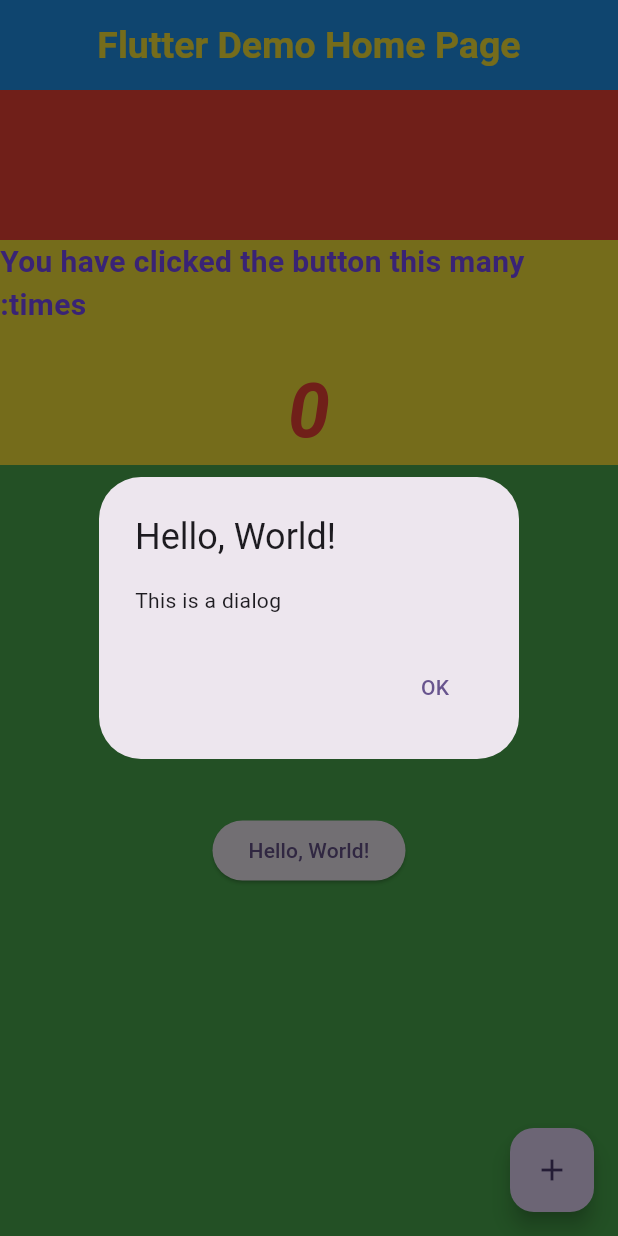
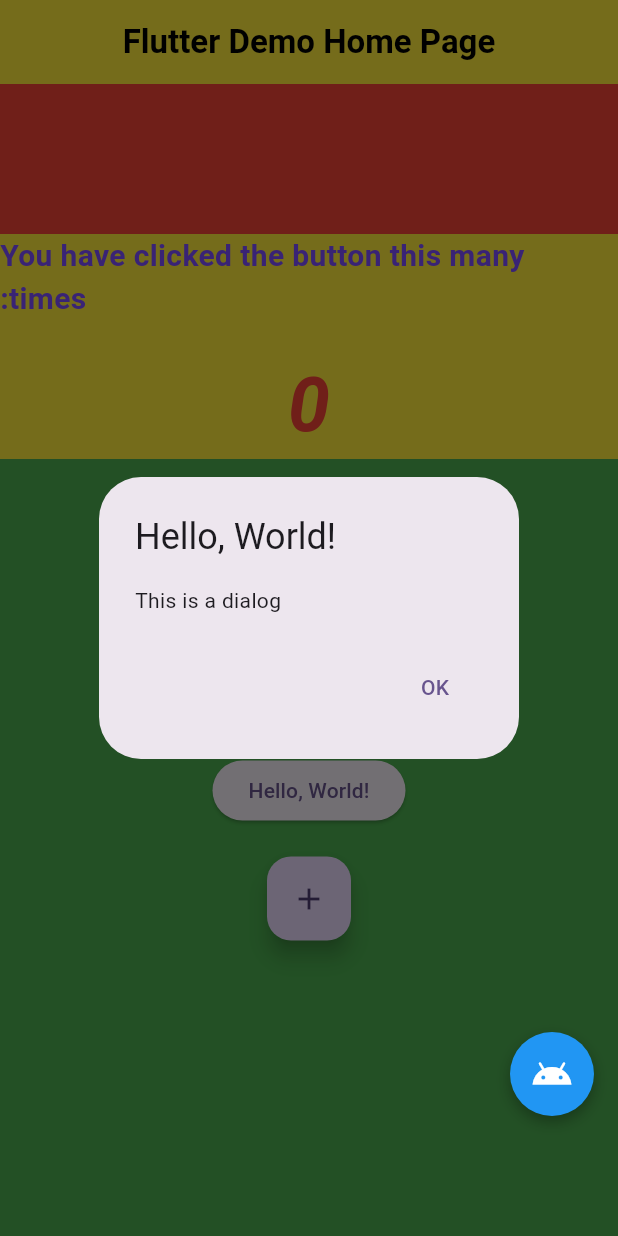
Before and after one commit to Garenge/Flutter-my-app, a Flutter app: the screen it shows after launch, after a tap on "Hello, World!", on a phone screen of 412 x 824 dp. Run offline on Flutter 3.47's test engine with Material 3 defaults, Android fonts, the phone set to English and light mode, and no system bars; Roboto replaces fonts that are missing (Menlo).

Commit message:
添加主题管理和样式切换功能

```diff
--- a/lib/main.dart
+++ b/lib/main.dart
@@ -1,6 +1,10 @@
 import 'package:flutter/material.dart';
+import 'package:flutter/cupertino.dart';
 import 'theme/app_theme.dart';
+import 'theme/cupertino_theme.dart';
 import 'styles/app_text_styles.dart';
+import 'services/app_style_manager.dart';
+import 'widgets/global_style_toggle_button.dart';
 
 void main() {
   runApp(const MyApp());
@@ -9,19 +13,59 @@ void main() {
 class MyApp extends StatelessWidget {
   const MyApp({super.key});
 
-  // This widget is the root of your application.
   @override
   Widget build(BuildContext context) {
+    // 创建全局风格状态管理器
+    final styleNotifier = AppStyleNotifier();
+
+    return AppStyleManager(
+      notifier: styleNotifier,
+      child: ListenableBuilder(
+        listenable: styleNotifier,
+        builder: (context, _) {
+          // 根据风格返回不同的 App
+          if (styleNotifier.currentStyle == AppDesignStyle.cupertino) {
+            return CupertinoApp(
+              title: 'Flutter Demo',
+              theme: CupertinoAppTheme.theme,
+              builder: (context, child) {
+                // 在 CupertinoApp 上添加全局悬浮按钮
+                return Stack(
+                  children: [
+                    child ?? const SizedBox(),
+                    const GlobalStyleToggleButton(),
+                  ],
+                );
+              },
+              home: const MyHomePage(title: 'Flutter Demo Home Page'),
+            );
+          } else {
             return MaterialApp(
               title: 'Flutter Demo',
               theme: AppTheme.theme,
+              builder: (context, child) {
+                // 在 MaterialApp 上添加全局悬浮按钮
+                return Stack(
+                  children: [
+                    child ?? const SizedBox(),
+                    const GlobalStyleToggleButton(),
+                  ],
+                );
+              },
               home: const MyHomePage(title: 'Flutter Demo Home Page'),
+            );
+          }
+        },
+      ),
     );
   }
 }
 
 class MyHomePage extends StatefulWidget {
-  const MyHomePage({super.key, required this.title});
+  const MyHomePage({
+    super.key,
+    required this.title,
+  });
 
   final String title;
 
@@ -38,49 +82,81 @@ class _MyHomePageState extends State<MyHomePage> {
     });
   }
 
-  // 显示对话框的方法
+  // 显示对话框的方法（根据风格自动切换）
   void _showHelloDialog() {
-    // 这里的 context 是 State 类的属性，不是全局变量
-    // _MyHomePageState 继承自 State<MyHomePage>
-    // State 类有一个 BuildContext context 属性
-    // 所以可以直接使用 this.context（通常省略 this）
+    final currentStyle = AppStyleManager.of(context).currentStyle;
+    if (currentStyle == AppDesignStyle.cupertino) {
+      // Cupertino 风格的对话框
+      showCupertinoDialog(
+        context: context,
+        builder: (BuildContext context) {
+          return CupertinoAlertDialog(
+            title: const Text('Hello, World!'),
+            content: const Text('This is a dialog'),
+            actions: [
+              CupertinoDialogAction(
+                onPressed: () {
+                  Navigator.of(context).pop();
+                },
+                child: const Text('OK'),
+              ),
+            ],
+          );
+        },
+      );
+    } else {
+      // Material 风格的对话框
       showDialog(
-      context: context, // 使用 State 类的 context 属性
+        context: context,
         builder: (BuildContext context) {
-        // 这里的 context 是 builder 的参数（局部变量）
-        // 注意：builder 的 context 和上面的 context 是不同的变量
           return AlertDialog(
-          title: Text('Hello, World!'),
-          content: Text('This is a dialog'),
+            title: const Text('Hello, World!'),
+            content: const Text('This is a dialog'),
             actions: [
               TextButton(
                 onPressed: () {
-                // 这里使用的是 builder 的 context 参数
-                Navigator.of(context).pop(); // 关闭对话框
+                  Navigator.of(context).pop();
                 },
-              child: Text('OK'),
+                child: const Text('OK'),
               ),
             ],
           );
         },
       );
     }
+  }
 
   @override
   Widget build(BuildContext context) {
+    // 从全局状态获取当前风格
+    final currentStyle = AppStyleManager.of(context).currentStyle;
+
+    // 根据风格返回不同的页面结构
+    if (currentStyle == AppDesignStyle.cupertino) {
+      return _buildCupertinoPage();
+    } else {
+      return _buildMaterialPage();
+    }
+  }
+
+  // 构建 Material Design 风格的页面
+  Widget _buildMaterialPage() {
     return Scaffold(
       appBar: AppBar(
-        // 只覆盖 fontSize，保留主题中的其他样式（颜色、字体粗细等）
-        titleTextStyle: AppTheme.theme.appBarTheme.titleTextStyle?.copyWith(
-          fontSize: 25,
+        toolbarHeight: 56,
+        backgroundColor: Colors.yellow,
+        title: Text(
+          widget.title,
+          style: const TextStyle(
+            fontSize: 22,
+            fontWeight: FontWeight.w600,
+            color: Colors.black,
           ),
-        title: Text(widget.title),
         ),
-      body: Center(
+      ),
+      body: SafeArea(
+        child: Center(
           child: Column(
-          // mainAxisAlignment: MainAxisAlignment.spaceEvenly,
-          // mainAxisSize: MainAxisSize.max,
-          // crossAxisAlignment: CrossAxisAlignment.stretch,
             children: <Widget>[
               Container(
                 color: Colors.red,
@@ -108,24 +184,100 @@ class _MyHomePageState extends State<MyHomePage> {
                 child: Container(
                   color: Colors.green,
                   child: Center(
-                      child: ElevatedButton(
+                    child: Column(
+                      mainAxisAlignment: MainAxisAlignment.center,
+                      children: [
+                        ElevatedButton(
                           onPressed: _showHelloDialog,
-                        child: Text('Hello, World!'),
+                          child: const Text('Hello, World!'),
                         ),
-                    )
-                    // 距离上面一个container底部的距离为0, 距离父视图的底部距离为0
-                    // margin: const EdgeInsets.only(bottom: 0),
-                    // height: 200,
-                    // margin: const EdgeInsets.only(bottom: 0),
-                    ))
+                        const SizedBox(height: 20),
+                        FloatingActionButton(
+                          onPressed: _incrementCounter,
+                          child: const Icon(Icons.add),
+                        ),
                       ],
                     ),
                   ),
-      floatingActionButton: FloatingActionButton(
+                ),
+              ),
+            ],
+          ),
+        ),
+      ),
+    );
+  }
+
+  // 构建 Cupertino 风格的页面
+  Widget _buildCupertinoPage() {
+    return CupertinoPageScaffold(
+      navigationBar: CupertinoNavigationBar(
+        backgroundColor: Colors.yellow,
+        border: null,
+        automaticallyImplyLeading: false,
+        middle: Text(
+          widget.title,
+          style: const TextStyle(
+            fontSize: 22,
+            fontWeight: FontWeight.w600,
+            color: Colors.black,
+          ),
+        ),
+      ),
+      child: SafeArea(
+        child: Center(
+          child: Column(
+            children: <Widget>[
+              Container(
+                color: CupertinoColors.systemRed,
+                height: 100,
+              ),
+              Container(
+                color: CupertinoColors.systemYellow,
+                child: Column(
+                  children: [
+                    const Text(
+                      'You have clicked the button this many times:',
+                      textAlign: TextAlign.left,
+                      textDirection: TextDirection.rtl,
+                      style: AppTextStyles.buttonHintText,
+                    ),
+                    const SizedBox(height: 20),
+                    Text(
+                      '$_counter',
+                      style: AppTextStyles.countText,
+                    ),
+                  ],
+                ),
+              ),
+              Expanded(
+                child: Container(
+                  color: CupertinoColors.systemGreen,
+                  child: Center(
+                    child: Column(
+                      mainAxisAlignment: MainAxisAlignment.center,
+                      children: [
+                        CupertinoButton.filled(
+                          onPressed: _showHelloDialog,
+                          child: const Text('Hello, World!'),
+                        ),
+                        const SizedBox(height: 20),
+                        CupertinoButton(
                           onPressed: _incrementCounter,
-        tooltip: 'Increment',
-        child: const Icon(Icons.add),
-      ), // This trailing comma makes auto-formatting nicer for build methods.
+                          child: const Icon(
+                            CupertinoIcons.add_circled_solid,
+                            size: 40,
+                          ),
+                        ),
+                      ],
+                    ),
+                  ),
+                ),
+              ),
+            ],
+          ),
+        ),
+      ),
     );
   }
 }
--- /dev/null
+++ b/lib/services/app_style_manager.dart
@@ -0,0 +1,53 @@
+import 'package:flutter/material.dart';
+import 'package:flutter/cupertino.dart';
+
+/// 应用设计风格枚举
+enum AppDesignStyle {
+  material, // Material Design (谷歌风格)
+  cupertino, // Cupertino (苹果风格)
+}
+
+/// 全局风格状态管理器
+class AppStyleManager extends InheritedNotifier<AppStyleNotifier> {
+  const AppStyleManager({
+    super.key,
+    required super.notifier,
+    required super.child,
+  });
+
+  /// 获取当前风格状态
+  static AppStyleNotifier of(BuildContext context) {
+    final manager =
+        context.dependOnInheritedWidgetOfExactType<AppStyleManager>();
+    assert(manager != null, 'AppStyleManager not found in context');
+    return manager!.notifier!;
+  }
+
+  /// 获取当前风格（不触发重建）
+  static AppDesignStyle? read(BuildContext context) {
+    final manager = context.findAncestorWidgetOfExactType<AppStyleManager>();
+    return manager?.notifier?.currentStyle;
+  }
+}
+
+/// 风格状态通知器
+class AppStyleNotifier extends ChangeNotifier {
+  AppDesignStyle _currentStyle = AppDesignStyle.material;
+
+  AppDesignStyle get currentStyle => _currentStyle;
+
+  /// 切换风格
+  void toggleStyle() {
+    setStyle(_currentStyle == AppDesignStyle.material
+        ? AppDesignStyle.cupertino
+        : AppDesignStyle.material);
+  }
+
+  /// 设置风格
+  void setStyle(AppDesignStyle style) {
+    if (_currentStyle != style) {
+      _currentStyle = style;
+      notifyListeners();
+    }
+  }
+}
--- /dev/null
+++ b/lib/widgets/global_style_toggle_button.dart
@@ -0,0 +1,74 @@
+import 'package:flutter/material.dart';
+import 'package:flutter/cupertino.dart';
+import '../services/app_style_manager.dart';
+
+/// 全局风格切换悬浮按钮
+/// 支持双击切换风格
+class GlobalStyleToggleButton extends StatefulWidget {
+  const GlobalStyleToggleButton({super.key});
+
+  @override
+  State<GlobalStyleToggleButton> createState() =>
+      _GlobalStyleToggleButtonState();
+}
+
+class _GlobalStyleToggleButtonState extends State<GlobalStyleToggleButton> {
+  DateTime? _lastTapTime;
+  static const Duration _doubleTapDelay = Duration(milliseconds: 300);
+
+  @override
+  Widget build(BuildContext context) {
+    final styleNotifier = AppStyleManager.of(context);
+
+    return ListenableBuilder(
+      listenable: styleNotifier,
+      builder: (context, _) {
+        final isMaterial =
+            styleNotifier.currentStyle == AppDesignStyle.material;
+
+        return Positioned(
+          right: 16,
+          bottom: 80, // 留出空间，避免与其他 FAB 重叠
+          child: GestureDetector(
+            onTap: () {
+              final now = DateTime.now();
+
+              // 检测双击
+              if (_lastTapTime != null &&
+                  now.difference(_lastTapTime!) < _doubleTapDelay) {
+                // 双击：切换风格
+                styleNotifier.toggleStyle();
+                _lastTapTime = null; // 重置，避免三击误触发
+              } else {
+                // 单击：记录时间
+                _lastTapTime = now;
+              }
+            },
+            child: Container(
+              width: 56,
+              height: 56,
+              decoration: BoxDecoration(
+                color: isMaterial ? Colors.blue : CupertinoColors.systemBlue,
+                shape: BoxShape.circle,
+                boxShadow: [
+                  BoxShadow(
+                    color: Colors.black.withOpacity(0.3),
+                    blurRadius: 8,
+                    offset: const Offset(0, 4),
+                  ),
+                ],
+              ),
+              child: Icon(
+                isMaterial
+                    ? Icons.android
+                    : CupertinoIcons.device_phone_portrait,
+                color: Colors.white,
+                size: 28,
+              ),
+            ),
+          ),
+        );
+      },
+    );
+  }
+}
```
Also changed, not shown: lib/theme/cupertino_theme.dart (added, +46 -0 lines), 5 other files. Lines whose indentation alone changed are shown as unchanged.
